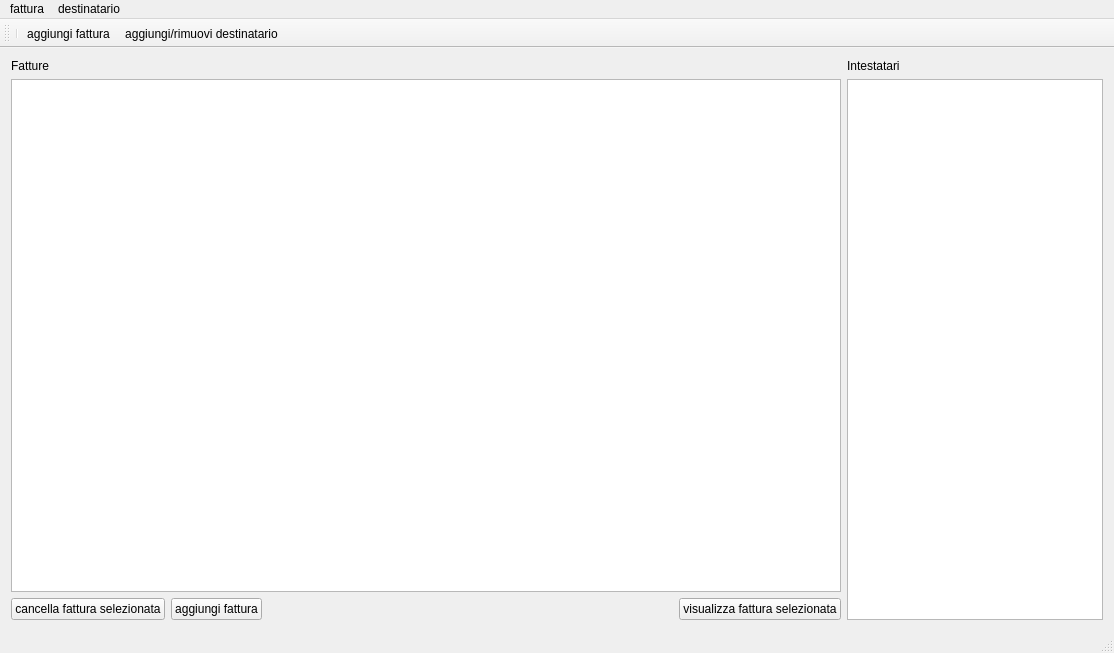
Before: the Qt Designer form mainwindow.ui in sdrabb/Invoicer, drawn with Qt 5.
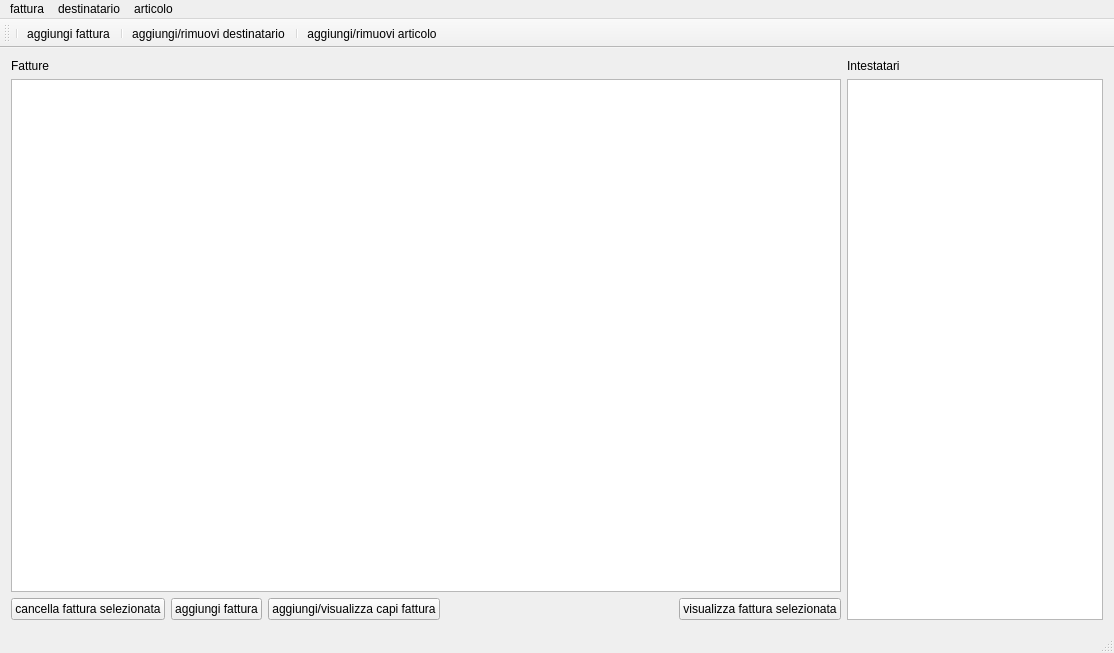
After: the same form once the commit is applied.

Diff of the .ui file:
```diff
--- a/mainwindow.ui
+++ b/mainwindow.ui
@@ -60,6 +60,13 @@
           </property>
          </widget>
         </item>
+        <item>
+         <widget class="QPushButton" name="pushButton_2">
+          <property name="text">
+           <string>aggiungi/visualizza capi fattura</string>
+          </property>
+         </widget>
+        </item>
         <item>
          <spacer name="horizontalSpacer">
           <property name="orientation">
@@ -119,7 +126,10 @@
    </attribute>
    <addaction name="separator"/>
    <addaction name="action_new_invoice"/>
+   <addaction name="separator"/>
    <addaction name="action_settings_receiver"/>
+   <addaction name="separator"/>
+   <addaction name="actionaggiungi_rimuovi_articolo"/>
   </widget>
   <widget class="QStatusBar" name="statusBar"/>
   <widget class="QMenuBar" name="menuBar">
@@ -143,8 +153,15 @@
     </property>
     <addaction name="action_settings_receiver"/>
    </widget>
+   <widget class="QMenu" name="menuarticolo">
+    <property name="title">
+     <string>articolo</string>
+    </property>
+    <addaction name="actionaggiungi_rimuovi_articolo_2"/>
+   </widget>
    <addaction name="menufile"/>
    <addaction name="menudestinatario"/>
+   <addaction name="menuarticolo"/>
   </widget>
   <action name="action_new_invoice">
    <property name="text">
@@ -156,6 +173,16 @@
     <string>aggiungi/rimuovi destinatario</string>
    </property>
   </action>
+  <action name="actionaggiungi_rimuovi_articolo">
+   <property name="text">
+    <string>aggiungi/rimuovi articolo</string>
+   </property>
+  </action>
+  <action name="actionaggiungi_rimuovi_articolo_2">
+   <property name="text">
+    <string>aggiungi rimuovi articolo</string>
+   </property>
+  </action>
  </widget>
  <layoutdefault spacing="6" margin="11"/>
  <resources/>
```
